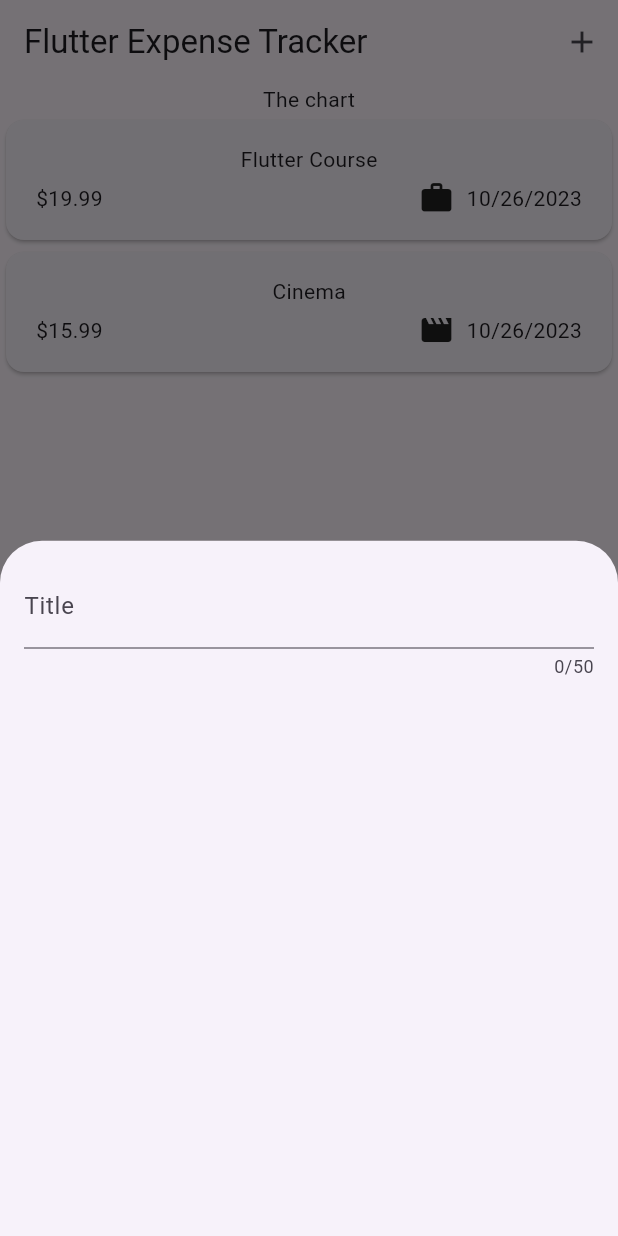
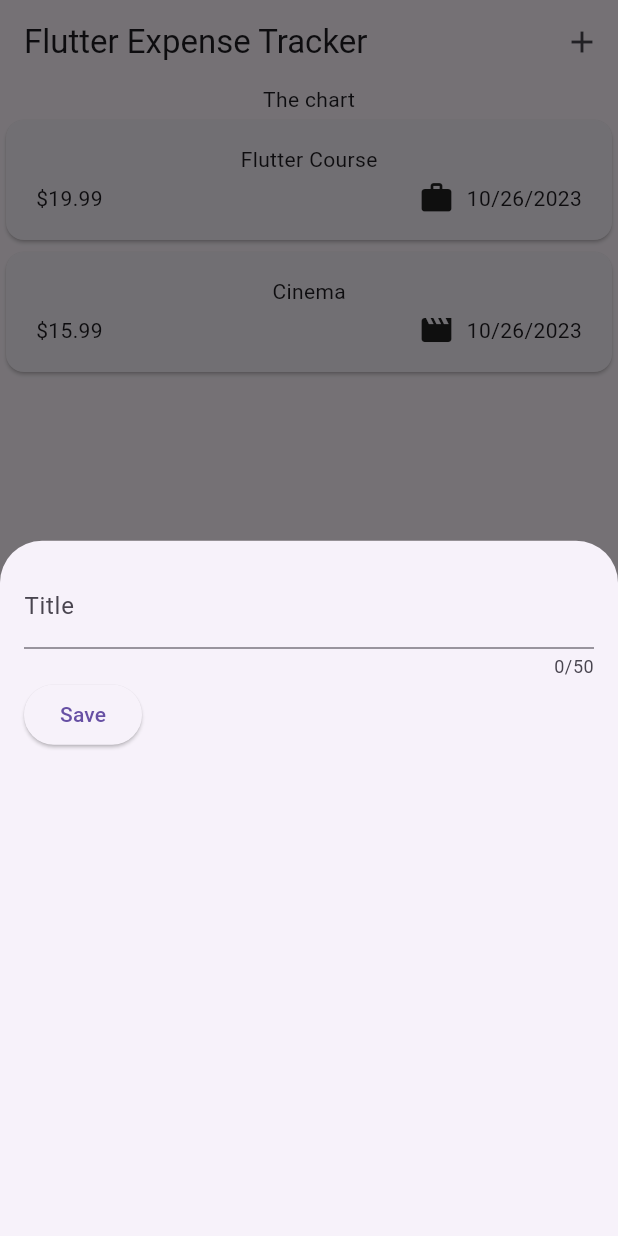
Before and after one commit to kartpop/expense_tracker, a Flutter app: the screen it shows after launch, after a tap on the "add" icon, on a phone screen of 412 x 824 dp. Run offline on Flutter 3.47's test engine with Material 2 defaults, Android fonts, the phone set to English and light mode, and no system bars.

Commit message:
feat: use TextEditingController to capture user input and dispose it finally

```diff
--- a/lib/widgets/new_expense.dart
+++ b/lib/widgets/new_expense.dart
@@ -10,18 +10,37 @@ class NewExpense extends StatefulWidget {
 }
 
 class _NewExpenseState extends State<NewExpense> {
+  final _titleController = TextEditingController();
+
+  @override
+  void dispose() {
+    _titleController.dispose();
+    super.dispose();
+  }
+
   @override
   Widget build(BuildContext context) {
-    return const Padding(
-      padding: EdgeInsets.all(16),
+    return Padding(
+      padding: const EdgeInsets.all(16),
       child: Column(
         children: [
           TextField(
+            controller: _titleController,
             maxLength: 50,
-            decoration: InputDecoration(
+            decoration: const InputDecoration(
               label: Text('Title'),
             ),
           ),
+          Row(
+            children: [
+              ElevatedButton(
+                onPressed: () {
+                  print(_titleController.text);
+                },
+                child: const Text('Save'),
+              ),
+            ],
+          )
         ],
       ),
     );
```
